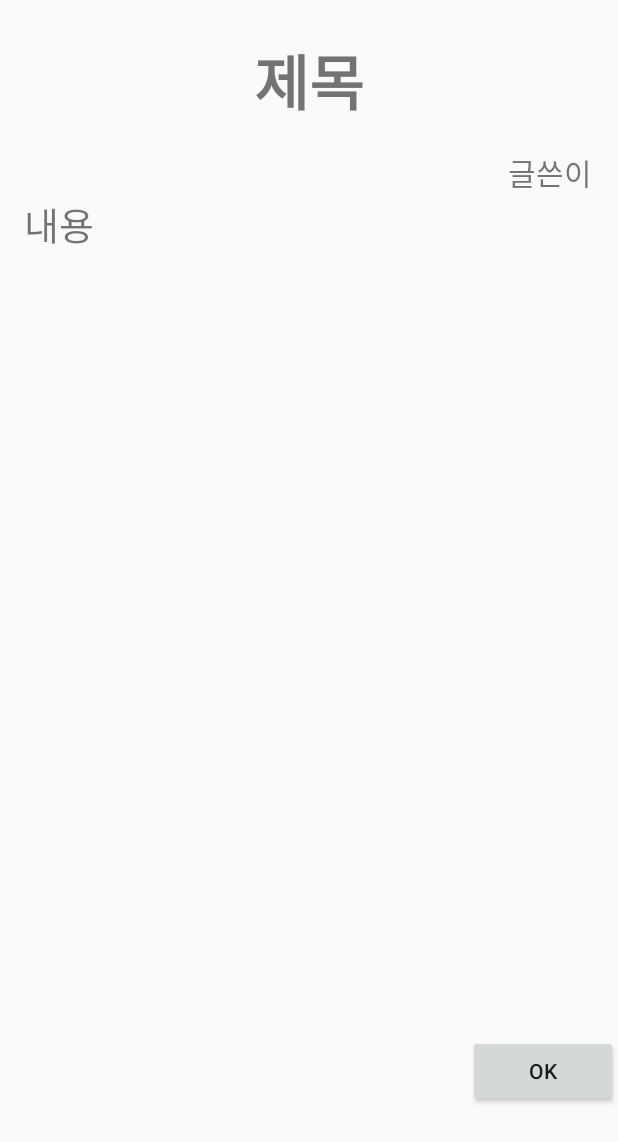
After one commit to juzero98/Hankki, an Android app: the layout writeshow_dialog.xml on its own in the app's theme, with its tools: preview values and no code run, on a phone screen of 412 x 824 dp. The commit adds this screen. Shown: the top 1142 px of the screen. Run offline under Robolectric (Android 15) with nearby library versions, the phone set to English and light mode, and no system bars.

Commit message:
CommunityActivity CommunityAdapter MyCommunity WriteActivity activity_community community_list writeshow_dialog

```diff
--- a/app/src/main/java/com/example/hankki/CommunityAdapter.kt
+++ b/app/src/main/java/com/example/hankki/CommunityAdapter.kt
@@ -36,12 +36,10 @@ class CommunityAdapter : BaseAdapter {
         view = inflater.inflate(R.layout.community_list, parent, false)
 
         val titleId = view.titleId
-        val contentId = view.contentId
 
         val m = data[position]
 
         titleId.text = m.titleId
-        contentId.text = m.contentId
 
         return view
     }
--- a/app/src/main/java/com/example/hankki/MyCommunity.kt
+++ b/app/src/main/java/com/example/hankki/MyCommunity.kt
@@ -1,6 +1,5 @@
 package com.example.hankki
 
 data class MyCommunity(
-    var titleId: String? = null,
-    var contentId: String? = null
+    var titleId: String? = null
 )
--- a/app/src/main/res/layout/activity_community.xml
+++ b/app/src/main/res/layout/activity_community.xml
@@ -46,7 +46,7 @@
             android:gravity="center"
             android:horizontalSpacing="4dp"
             android:numColumns="1"
-            android:padding="2dp"
+            android:padding="6dp"
             android:stretchMode="columnWidth"
             android:verticalSpacing="4dp"/>
 
--- /dev/null
+++ b/app/src/main/res/layout/writeshow_dialog.xml
@@ -0,0 +1,50 @@
+<?xml version="1.0" encoding="utf-8"?>
+<LinearLayout xmlns:android="http://schemas.android.com/apk/res/android"
+    android:orientation="vertical" android:layout_width="match_parent"
+    android:layout_height="match_parent">
+
+    <TextView
+        android:id="@+id/dialogTitle"
+        android:layout_width="match_parent"
+        android:layout_height="wrap_content"
+        android:layout_marginBottom="16dp"
+        android:layout_marginLeft="16dp"
+        android:layout_marginRight="16dp"
+        android:layout_marginTop="24dp"
+        android:text="제목"
+        android:textAlignment="center"
+        android:textSize="40sp"
+        android:textStyle="bold" />
+
+    <TextView
+        android:id="@+id/dialogUser"
+        android:layout_width="wrap_content"
+        android:layout_height="wrap_content"
+        android:textSize="20sp"
+        android:text="글쓴이"
+        android:layout_marginRight="17sp"
+        android:layout_gravity="right"
+        />
+
+    <TextView
+        android:id="@+id/dialogContent"
+        android:layout_width="match_parent"
+        android:layout_height="550dp"
+        android:layout_marginLeft="16dp"
+        android:layout_marginRight="16dp"
+        android:layout_marginBottom="10dp"
+        android:ems="10"
+        android:textSize="25sp"
+        android:text="내용"/>
+
+    <Button
+        android:id="@+id/dialogOk"
+        android:layout_width="100dp"
+        android:layout_height="wrap_content"
+        android:text="ok"
+        android:layout_gravity="right"/>
+
+
+
+
+</LinearLayout>
```
Also changed, not shown: app/src/main/java/com/example/hankki/CommunityActivity.kt (+55 -2 lines), app/src/main/java/com/example/hankki/WriteActivity.kt (+18 -5 lines), app/src/main/res/layout/community_list.xml (+2 -6 lines).
